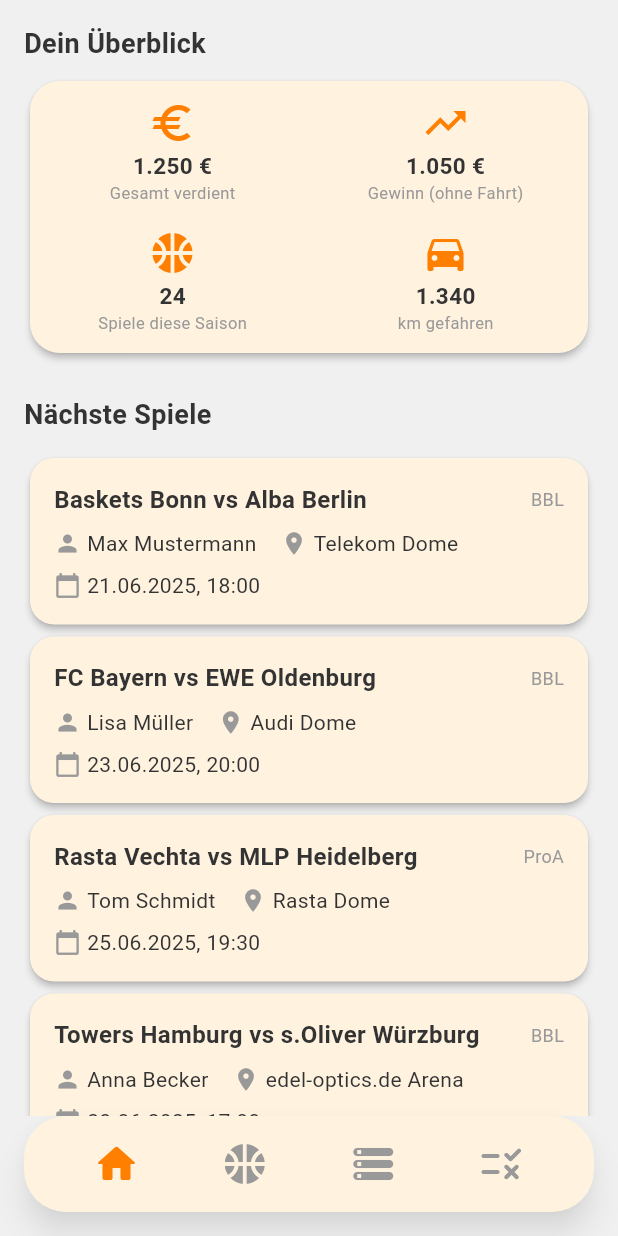
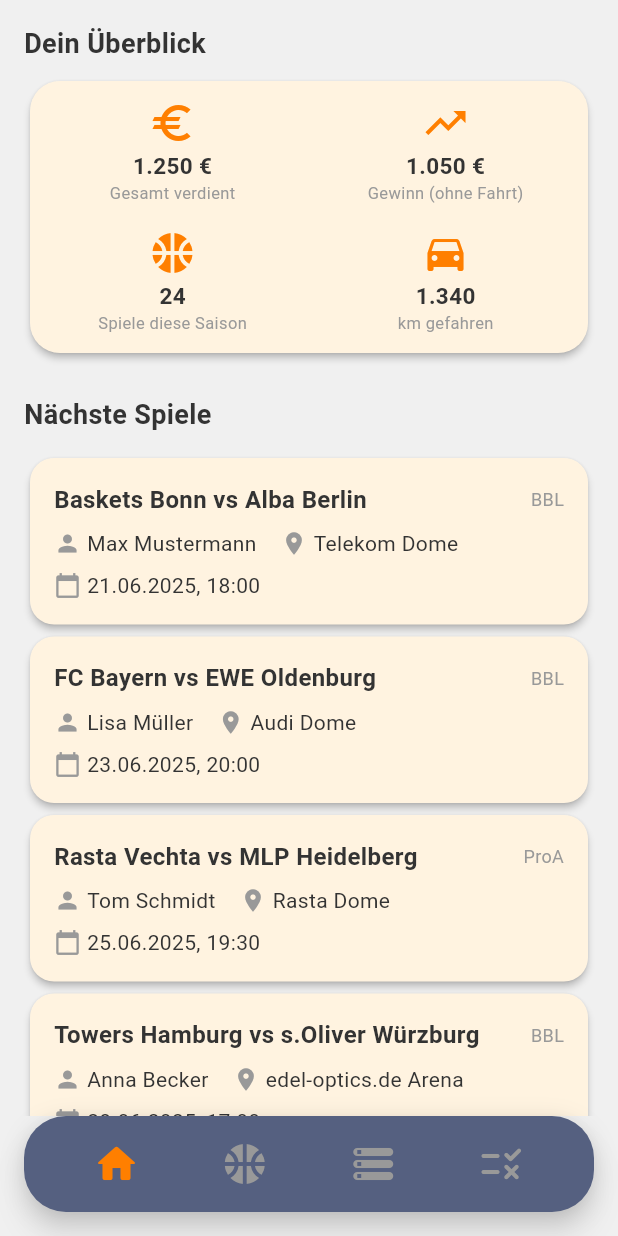
Before and after one commit to jbri-dev/ref_mate, a Flutter app: the screen it shows after launch, on a phone screen of 412 x 824 dp. Run offline on Flutter 3.47's test engine with Material 3 defaults, Android fonts, the phone set to English and light mode, and no system bars; our stand-ins replace flutter_riverpod.

Commit message:
update: navigation for more difference

```diff
--- a/lib/constants/app_colors.dart
+++ b/lib/constants/app_colors.dart
@@ -5,7 +5,6 @@ class AppColors {
   static const Color cardBackground = Color(0xFFFFF3E0);
   static const Color accent = Color(0xFFFF7F00);
   static const Color primaryText = Color(0xFF333333);
-  static const Color secondary = Color(
-    0xFF999999,
-  ); // dunkleres Grau für bessere Lesbarkeit
+  static const Color secondary = Color(0xFF999999);
+  static const Color navigation = Color(0xFF556080);
 }
--- a/lib/widgets/app/navigation/app_navigation_bar.dart
+++ b/lib/widgets/app/navigation/app_navigation_bar.dart
@@ -23,8 +23,15 @@ class AppNavigationBar extends StatelessWidget {
         shadowColor: AppColors.secondary.withValues(alpha: .3),
         child: Container(
           decoration: BoxDecoration(
-            color: AppColors.cardBackground,
+            color: AppColors.navigation,
             borderRadius: BorderRadius.circular(28),
+            boxShadow: [
+              BoxShadow(
+                color: Colors.black.withValues(alpha: .13),
+                blurRadius: 14,
+                offset: const Offset(0, 4),
+              ),
+            ],
           ),
           child: SizedBox(
             height: 64,
```
